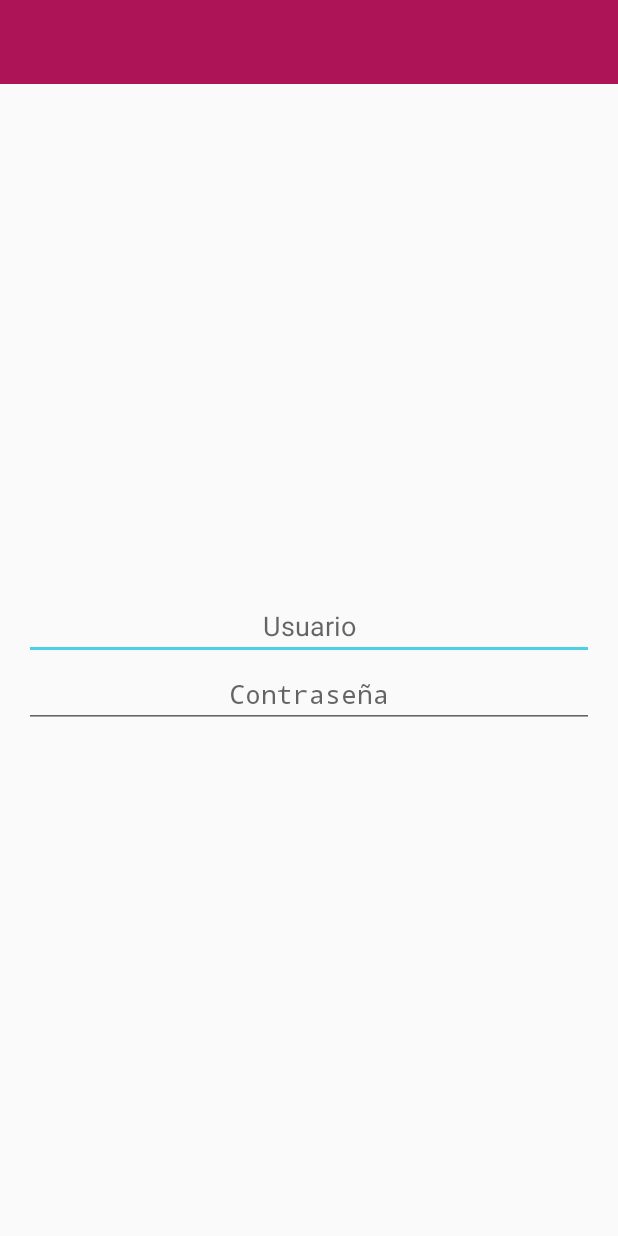
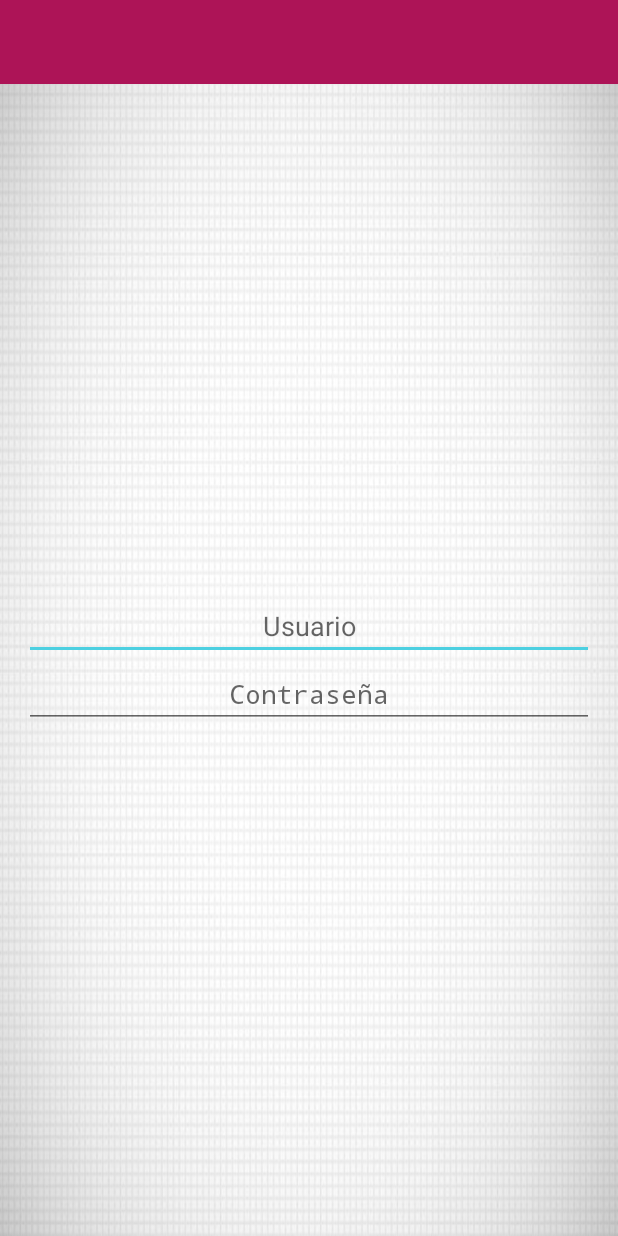
Before and after one commit to juanjsbo/FisioVidaPlus, an Android app: the layout activity_main.xml on its own in the app's theme, with its tools: preview values and no code run, on a phone screen of 412 x 824 dp. Run offline under Robolectric (Android 15) with nearby library versions, the phone set to English and light mode, and no system bars.

Commit message:
Set Background

```diff
--- a/app/src/main/res/layout/activity_main.xml
+++ b/app/src/main/res/layout/activity_main.xml
@@ -4,7 +4,8 @@
     android:layout_width="match_parent"
     android:layout_height="match_parent"
     tools:context=".MainActivity"
-    android:orientation="vertical">
+    android:orientation="vertical"
+    android:background="@drawable/fondo">
 
     <android.support.v7.widget.Toolbar
         android:id="@+id/toolbar"
```
